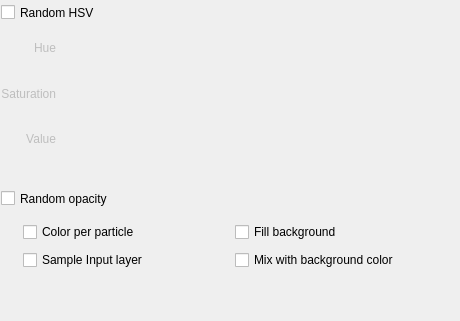
KDE/krita, file krita/plugins/paintops/libpaintop/forms/wdgcoloroptions.ui: the form before one commit.
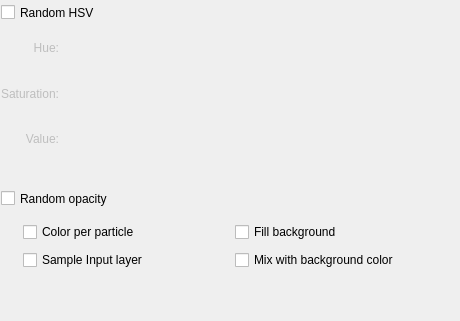
The form after the commit. Custom widgets are drawn as their Qt base class.

```diff
--- a/krita/plugins/paintops/libpaintop/forms/wdgcoloroptions.ui
+++ b/krita/plugins/paintops/libpaintop/forms/wdgcoloroptions.ui
@@ -162,7 +162,7 @@
      <item row="0" column="0">
       <widget class="QLabel" name="label">
        <property name="text">
-        <string>Hue</string>
+        <string>Hue:</string>
        </property>
        <property name="alignment">
         <set>Qt::AlignRight|Qt::AlignTrailing|Qt::AlignVCenter</set>
@@ -172,7 +172,7 @@
      <item row="1" column="0">
       <widget class="QLabel" name="label_2">
        <property name="text">
-        <string>Saturation</string>
+        <string>Saturation:</string>
        </property>
        <property name="alignment">
         <set>Qt::AlignRight|Qt::AlignTrailing|Qt::AlignVCenter</set>
@@ -182,7 +182,7 @@
      <item row="2" column="0">
       <widget class="QLabel" name="label_3">
        <property name="text">
-        <string>Value</string>
+        <string>Value:</string>
        </property>
        <property name="alignment">
         <set>Qt::AlignRight|Qt::AlignTrailing|Qt::AlignVCenter</set>
```
